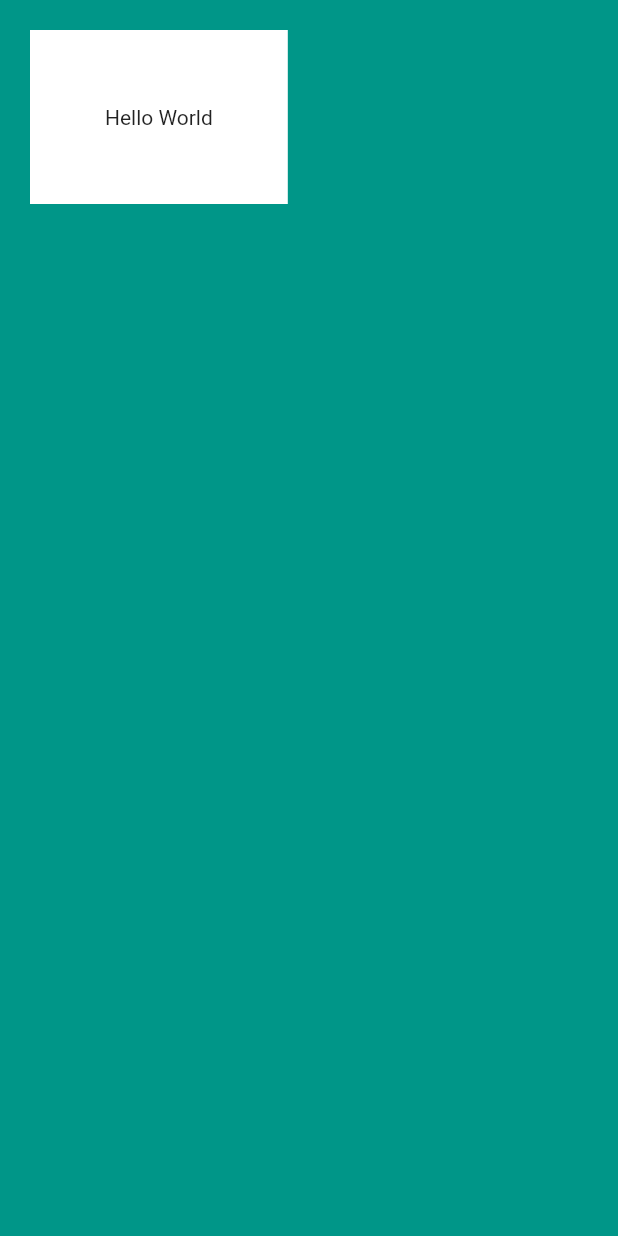
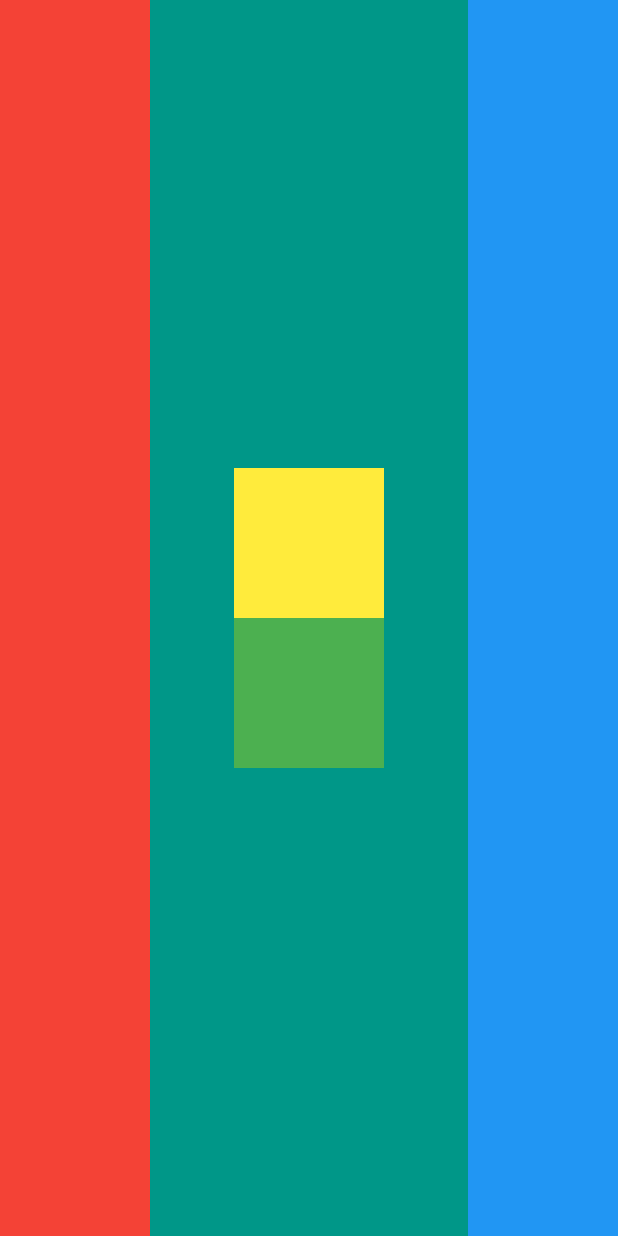
Before and after one commit to jaksm/mi_card, a Flutter app: the screen it shows after launch, on a phone screen of 412 x 824 dp. Run offline on Flutter 3.47's test engine with Material 2 defaults, Android fonts, the phone set to English and light mode, and no system bars.

Commit message:
Complete layout challenge

```diff
--- a/lib/main.dart
+++ b/lib/main.dart
@@ -25,11 +25,33 @@
     return Scaffold(
       backgroundColor: Colors.teal,
       body: SafeArea(
-        child: Container(
-          color: Colors.white,
-          padding: EdgeInsets.all(50),
-          margin: EdgeInsets.all(20),
-          child: Text('Hello World'),
+        child: Row(
+          mainAxisAlignment: MainAxisAlignment.spaceBetween,
+          children: [
+            Container(
+              color: Colors.red,
+              width: 100,
+            ),
+            Column(
+              mainAxisAlignment: MainAxisAlignment.center,
+              children: [
+                Container(
+                  color: Colors.yellow,
+                  width: 100,
+                  height: 100,
+                ),
+                Container(
+                  color: Colors.green,
+                  width: 100,
+                  height: 100,
+                )
+              ],
+            ),
+            Container(
+              color: Colors.blue,
+              width: 100,
+            )
+          ],
         ),
       ),
     );
```
